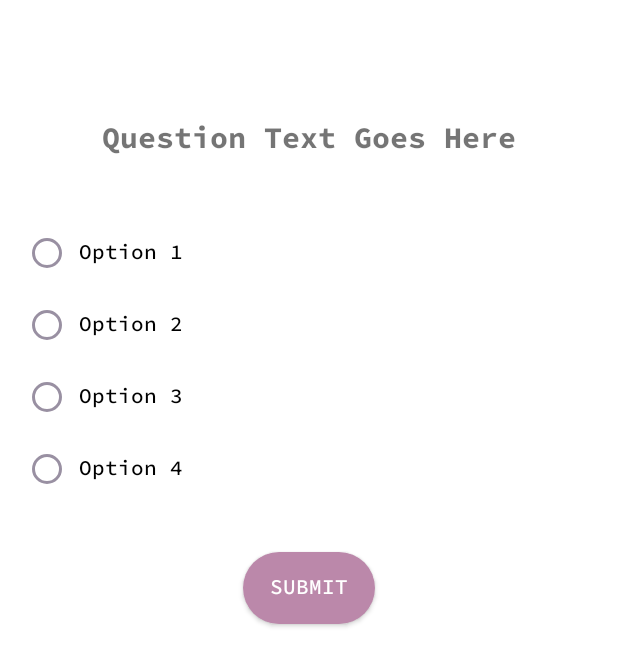
After one commit to Learn-IT-Organization/mobile-app, an Android app: the layout fragment_multiple_choice.xml on its own in the app's theme, with its tools: preview values and no code run, on a phone screen of 412 x 824 dp. The commit adds this screen. Shown: the top 666 px of the screen. Run offline under Robolectric (Android 15) with nearby library versions, the phone set to English and light mode, and no system bars; Roboto replaces fonts that are not available here.

Commit message:
#40: Multiple choice quiz fragment + BUGFIX-API

```diff
--- a/app/build.gradle.kts
+++ b/app/build.gradle.kts
@@ -5,6 +5,7 @@ plugins {
 }
 
 android {
+
     namespace = "com.example.learnit"
     compileSdk = 34
 
@@ -81,5 +82,7 @@ dependencies {
     //Photo requesting
     implementation("androidx.camera:camera-camera2:1.4.0-alpha03")
     implementation("androidx.camera:camera-lifecycle:1.4.0-alpha03")
+    //Cookie Jar
+    implementation("com.github.franmontiel:PersistentCookieJar:v1.0.1")
 
 }
--- a/app/src/main/java/com/example/learnit/data/ApiConstants.kt
+++ b/app/src/main/java/com/example/learnit/data/ApiConstants.kt
@@ -2,7 +2,7 @@ package com.example.learnit.data
 
 object ApiConstants {
 
-    const val API_BASE_URL = "http://172.20.10.2:3306/"
+    const val API_BASE_URL = "http://192.168.95.67:3306/"
     //change it to your own ipv4 address
     const val TOKEN = "token"
     const val EXPIRATION_TIME = "expirationTime"
--- a/app/src/main/java/com/example/learnit/data/RetrofitAdapter.kt
+++ b/app/src/main/java/com/example/learnit/data/RetrofitAdapter.kt
@@ -1,12 +1,19 @@
 package com.example.learnit.data
 
 import com.example.learnit.data.ApiConstants.API_BASE_URL
+import com.example.learnit.ui.App
+import com.franmontiel.persistentcookiejar.ClearableCookieJar
+import com.franmontiel.persistentcookiejar.PersistentCookieJar
+import com.franmontiel.persistentcookiejar.cache.SetCookieCache
+import com.franmontiel.persistentcookiejar.persistence.SharedPrefsCookiePersistor
+import okhttp3.CookieJar
 import okhttp3.OkHttpClient
 import okhttp3.logging.HttpLoggingInterceptor
 import retrofit2.Retrofit
 import retrofit2.converter.gson.GsonConverterFactory
 
 object RetrofitAdapter {
+
     private val retrofit: Retrofit
 
     init {
@@ -15,19 +22,22 @@ object RetrofitAdapter {
             level = HttpLoggingInterceptor.Level.BODY
         }
 
-        val client = OkHttpClient.Builder()
-            .addInterceptor(loggingInterceptor)
-            .build()
+        val cookieJar =
+            PersistentCookieJar(SetCookieCache(), SharedPrefsCookiePersistor(App.instance))
+
+        val client =
+            OkHttpClient.Builder()
+                .addInterceptor(loggingInterceptor)
+                .cookieJar(cookieJar)
+                .build()
 
         retrofit = Retrofit.Builder()
-            .baseUrl(API_BASE_URL)
-            .client(client)
+            .baseUrl(API_BASE_URL).client(client)
             .addConverterFactory(GsonConverterFactory.create())
             .build()
 
     }
 
-    fun provideApiService(): ApiService =
-        retrofit.create(ApiService::class.java)
+    fun provideApiService(): ApiService = retrofit.create(ApiService::class.java)
 
 }
--- /dev/null
+++ b/app/src/main/res/layout/fragment_multiple_choice.xml
@@ -0,0 +1,76 @@
+<RelativeLayout xmlns:android="http://schemas.android.com/apk/res/android"
+    xmlns:app="http://schemas.android.com/apk/res-auto"
+    android:layout_width="match_parent"
+    android:layout_height="match_parent">
+
+    <androidx.appcompat.widget.Toolbar
+        android:id="@+id/toolbar"
+        android:layout_width="match_parent"
+        android:layout_height="?attr/actionBarSize"
+        android:elevation="4dp"
+        android:theme="?attr/actionBarTheme"
+        app:layout_constraintTop_toTopOf="parent"
+        app:title=""
+        app:titleTextAppearance="@style/TextAppearance.Widget.AppCompat.Toolbar.Title" />
+
+    <TextView
+        android:id="@+id/questionTextView"
+        style="@style/subtitle_style"
+        android:layout_width="wrap_content"
+        android:layout_height="wrap_content"
+        android:layout_below="@id/toolbar"
+        android:layout_centerHorizontal="true"
+        android:layout_marginTop="16dp"
+        android:text="Question Text Goes Here" />
+
+    <RadioGroup
+        android:id="@+id/optionsRadioGroup"
+        style="@style/paragraph_style"
+        android:layout_width="match_parent"
+        android:layout_height="wrap_content"
+        android:layout_below="@id/questionTextView"
+        android:layout_centerHorizontal="true"
+        android:layout_marginTop="16dp"
+        android:divider="@color/material_dynamic_primary100"
+        android:padding="15dp">
+
+        <RadioButton
+            android:id="@+id/option1RadioButton"
+            style="@style/paragraph_style"
+            android:layout_width="wrap_content"
+            android:layout_height="wrap_content"
+            android:text="Option 1" />
+
+        <RadioButton
+            android:id="@+id/option2RadioButton"
+            style="@style/paragraph_style"
+            android:layout_width="wrap_content"
+            android:layout_height="wrap_content"
+            android:text="Option 2" />
+
+        <RadioButton
+            android:id="@+id/option3RadioButton"
+            style="@style/paragraph_style"
+            android:layout_width="wrap_content"
+            android:layout_height="wrap_content"
+            android:text="Option 3" />
+
+        <RadioButton
+            android:id="@+id/option4RadioButton"
+            style="@style/paragraph_style"
+            android:layout_width="wrap_content"
+            android:layout_height="wrap_content"
+            android:text="Option 4" />
+    </RadioGroup>
+
+    <Button
+        android:id="@+id/submitButton"
+        style="@style/custom_button"
+        android:layout_width="wrap_content"
+        android:layout_height="wrap_content"
+        android:layout_below="@id/optionsRadioGroup"
+        android:layout_centerHorizontal="true"
+        android:layout_marginTop="16dp"
+        android:text="@string/submit" />
+
+</RelativeLayout>
--- a/app/src/main/res/values/strings.xml
+++ b/app/src/main/res/values/strings.xml
@@ -20,4 +20,5 @@
     <string name="streaks">Streaks:</string>
     <string name="gender">Gender</string>
     <string name="user_level">User Level</string>
+    <string name="submit">Submit</string>
 </resources>
--- a/app/src/main/res/values/styles.xml
+++ b/app/src/main/res/values/styles.xml
@@ -7,7 +7,7 @@
 
     <style name="custom_button" parent="Widget.AppCompat.Button">
         <item name="android:background">@drawable/rounded_button</item>
-        <item name="android:textColor">@color/black</item>
+        <item name="android:textColor">@color/white</item>
         <item name="android:fontFamily">@font/source_code_pro_medium</item>
     </style>
 
--- a/settings.gradle.kts
+++ b/settings.gradle.kts
@@ -10,6 +10,8 @@ dependencyResolutionManagement {
     repositories {
         google()
         mavenCentral()
+        maven { url = uri("https://jitpack.io") }
+
     }
 }
 
```
